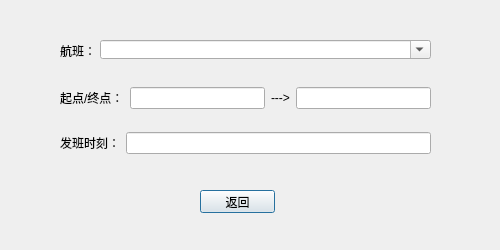
First picture: the form in src/UI/dialogs/airlifeinfodialog.ui, repository 3944Realms/AirLife, before the edit.
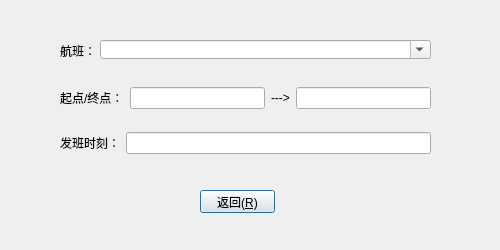
Second picture: the form after the edit. Icons and pictures are not drawn.

Commit message: 修正部分，并添加部分按钮Alt快捷键，以及取消、返回按钮功能实装

```diff
--- a/src/UI/dialogs/airlifeinfodialog.ui
+++ b/src/UI/dialogs/airlifeinfodialog.ui
@@ -139,7 +139,7 @@
     </rect>
    </property>
    <property name="text">
-    <string>返回</string>
+    <string>返回(&amp;R)</string>
    </property>
   </widget>
  </widget>
```
Left out of the diff: 3 changed lines with no effect on the pictures. The commit also changes 56 other files.
